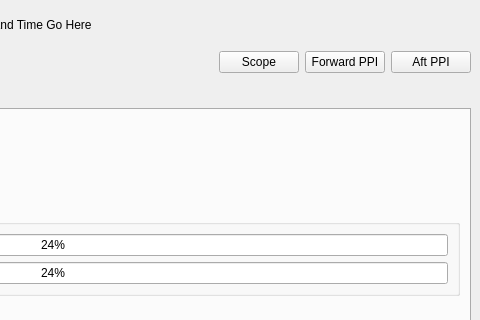
This is eldoragui/EldoraMain.ui in NCAR/eldora_instrument as Qt 5 draws it before an edit; both pictures show x 424 to 904 and y 0 to 320 of the 904 by 653 pixel window. The edited form follows.
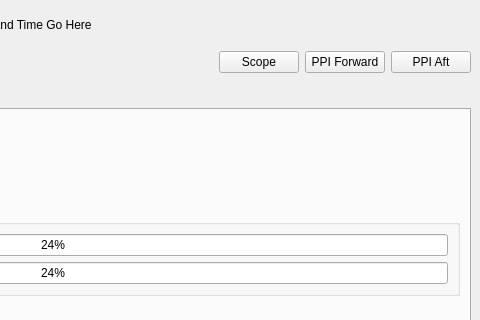
This is the edited form.

Commit message: Refactoring and added in buttons to run the scope and ppi displays.

Diff of the .ui file:
```diff
--- a/eldoragui/EldoraMain.ui
+++ b/eldoragui/EldoraMain.ui
@@ -161,14 +161,14 @@
         <item>
          <widget class="QPushButton" name="forwardPpiButton" >
           <property name="text" >
-           <string>Forward PPI</string>
+           <string>PPI Forward</string>
           </property>
          </widget>
         </item>
         <item>
          <widget class="QPushButton" name="aftPpiButton" >
           <property name="text" >
-           <string>Aft PPI</string>
+           <string>PPI Aft</string>
           </property>
          </widget>
         </item>
```
The commit also changes 3 other files.
